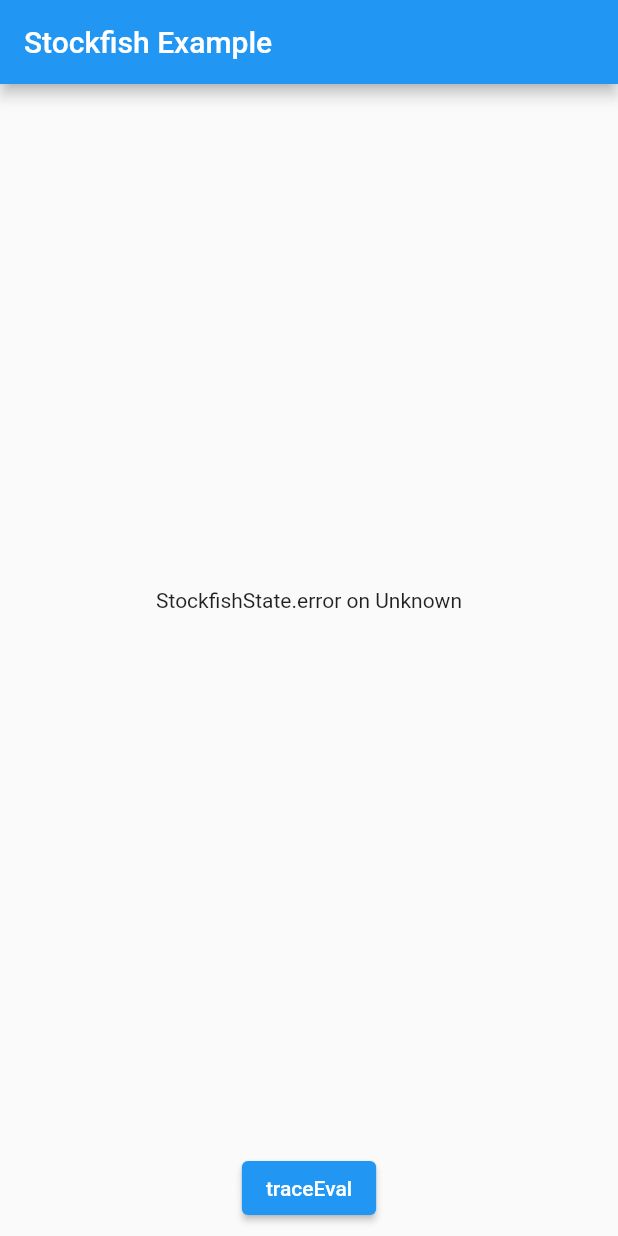
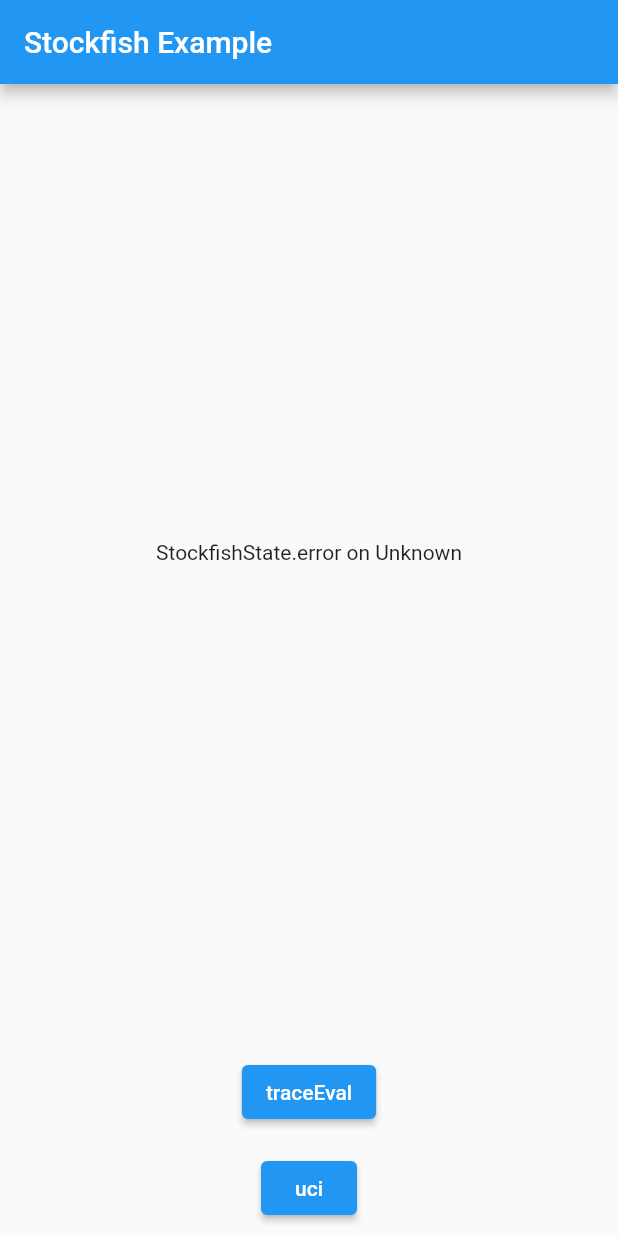
Before and after one commit to daohoangson/flutter-stockfish, a Flutter app: the screen it shows after launch, on a phone screen of 412 x 824 dp. Run offline on Flutter 3.47's test engine with Material 2 defaults, Android fonts, the phone set to English and light mode, and no system bars; missing offline and left inert: dart:ffi.

Commit message:
Implement `Stockfish.uci`

```diff
--- a/packages/example_common/lib/app.dart
+++ b/packages/example_common/lib/app.dart
@@ -63,6 +63,16 @@ class _MyAppState extends State<MyApp> {
                 child: Text('traceEval'),
               ),
             ),
+            Padding(
+              padding: const EdgeInsets.all(8.0),
+              child: ElevatedButton(
+                onPressed: () async {
+                  final result = await stockfish.uci('d');
+                  print('uci=$result');
+                },
+                child: Text('uci'),
+              ),
+            ),
           ],
         ),
       ),
```
Also changed, not shown: packages/flutter_stockfish/lib/src/stockfish.dart (+18 -1 lines), 3 other files.
